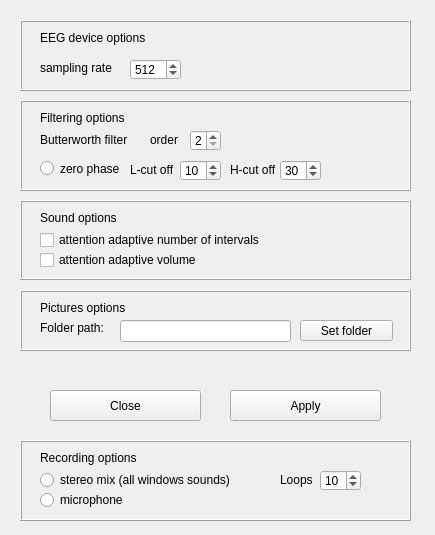
First picture: the form in settings.ui, repository androxim/minddrawplay, before the edit.
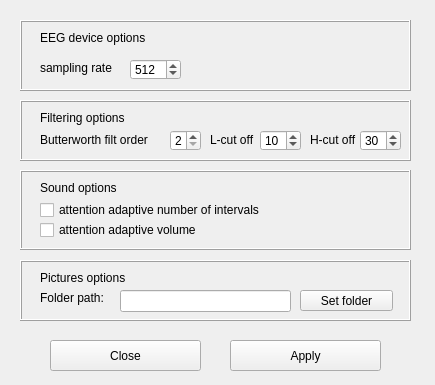
Second picture: the form after the edit.

Patch:
```diff
--- a/settings.ui
+++ b/settings.ui
@@ -7,7 +7,7 @@
     <x>0</x>
     <y>0</y>
     <width>435</width>
-    <height>535</height>
+    <height>385</height>
    </rect>
   </property>
   <property name="windowTitle">
@@ -17,7 +17,7 @@
    <property name="geometry">
     <rect>
      <x>50</x>
-     <y>390</y>
+     <y>340</y>
      <width>151</width>
      <height>31</height>
     </rect>
@@ -30,7 +30,7 @@
    <property name="geometry">
     <rect>
      <x>230</x>
-     <y>390</y>
+     <y>340</y>
      <width>151</width>
      <height>31</height>
     </rect>
@@ -45,7 +45,7 @@
      <x>20</x>
      <y>100</y>
      <width>391</width>
-     <height>91</height>
+     <height>61</height>
     </rect>
    </property>
    <property name="frameShape">
@@ -67,36 +67,10 @@
      <string>Filtering options</string>
     </property>
    </widget>
-   <widget class="QRadioButton" name="radioButton_8">
-    <property name="geometry">
-     <rect>
-      <x>20</x>
-      <y>60</y>
-      <width>91</width>
-      <height>17</height>
-     </rect>
-    </property>
-    <property name="text">
-     <string>zero phase</string>
-    </property>
-   </widget>
-   <widget class="QLabel" name="label_25">
-    <property name="geometry">
-     <rect>
-      <x>130</x>
-      <y>30</y>
-      <width>31</width>
-      <height>20</height>
-     </rect>
-    </property>
-    <property name="text">
-     <string>order</string>
-    </property>
-   </widget>
    <widget class="QSpinBox" name="spinBox_14">
     <property name="geometry">
      <rect>
-      <x>170</x>
+      <x>150</x>
       <y>30</y>
       <width>31</width>
       <height>21</height>
@@ -118,8 +92,8 @@
    <widget class="QLabel" name="label_26">
     <property name="geometry">
      <rect>
-      <x>110</x>
-      <y>60</y>
+      <x>190</x>
+      <y>30</y>
       <width>51</width>
       <height>20</height>
      </rect>
@@ -131,8 +105,8 @@
    <widget class="QSpinBox" name="spinBox_15">
     <property name="geometry">
      <rect>
-      <x>160</x>
-      <y>60</y>
+      <x>240</x>
+      <y>30</y>
       <width>41</width>
       <height>21</height>
      </rect>
@@ -153,8 +127,8 @@
    <widget class="QLabel" name="label_27">
     <property name="geometry">
      <rect>
-      <x>210</x>
-      <y>60</y>
+      <x>290</x>
+      <y>30</y>
       <width>51</width>
       <height>20</height>
      </rect>
@@ -166,8 +140,8 @@
    <widget class="QSpinBox" name="spinBox_16">
     <property name="geometry">
      <rect>
-      <x>260</x>
-      <y>60</y>
+      <x>340</x>
+      <y>30</y>
       <width>41</width>
       <height>21</height>
      </rect>
@@ -190,102 +164,12 @@
      <rect>
       <x>20</x>
       <y>30</y>
-      <width>101</width>
+      <width>121</width>
       <height>20</height>
      </rect>
     </property>
     <property name="text">
-     <string>Butterworth filter</string>
-    </property>
-   </widget>
-  </widget>
-  <widget class="QFrame" name="frame_11">
-   <property name="geometry">
-    <rect>
-     <x>20</x>
-     <y>440</y>
-     <width>391</width>
-     <height>81</height>
-    </rect>
-   </property>
-   <property name="frameShape">
-    <enum>QFrame::Box</enum>
-   </property>
-   <property name="frameShadow">
-    <enum>QFrame::Raised</enum>
-   </property>
-   <widget class="QLabel" name="label_24">
-    <property name="geometry">
-     <rect>
-      <x>20</x>
-      <y>10</y>
-      <width>111</width>
-      <height>16</height>
-     </rect>
-    </property>
-    <property name="text">
-     <string>Recording options</string>
-    </property>
-   </widget>
-   <widget class="QSpinBox" name="spinBox_17">
-    <property name="geometry">
-     <rect>
-      <x>300</x>
-      <y>30</y>
-      <width>41</width>
-      <height>21</height>
-     </rect>
-    </property>
-    <property name="minimum">
-     <number>1</number>
-    </property>
-    <property name="maximum">
-     <number>50</number>
-    </property>
-    <property name="singleStep">
-     <number>1</number>
-    </property>
-    <property name="value">
-     <number>10</number>
-    </property>
-   </widget>
-   <widget class="QLabel" name="label_29">
-    <property name="geometry">
-     <rect>
-      <x>260</x>
-      <y>32</y>
-      <width>41</width>
-      <height>16</height>
-     </rect>
-    </property>
-    <property name="text">
-     <string>Loops</string>
-    </property>
-   </widget>
-   <widget class="QRadioButton" name="radioButton">
-    <property name="geometry">
-     <rect>
-      <x>20</x>
-      <y>30</y>
-      <width>221</width>
-      <height>20</height>
-     </rect>
-    </property>
-    <property name="text">
-     <string>stereo mix (all windows sounds)</string>
-    </property>
-   </widget>
-   <widget class="QRadioButton" name="radioButton_2">
-    <property name="geometry">
-     <rect>
-      <x>20</x>
-      <y>50</y>
-      <width>101</width>
-      <height>20</height>
-     </rect>
-    </property>
-    <property name="text">
-     <string>microphone</string>
+     <string>Butterworth filt order</string>
     </property>
    </widget>
   </widget>
@@ -357,7 +241,7 @@
    <property name="geometry">
     <rect>
      <x>20</x>
-     <y>290</y>
+     <y>260</y>
      <width>391</width>
      <height>61</height>
     </rect>
@@ -425,7 +309,7 @@
    <property name="geometry">
     <rect>
      <x>20</x>
-     <y>200</y>
+     <y>170</y>
      <width>391</width>
      <height>80</height>
     </rect>
```
